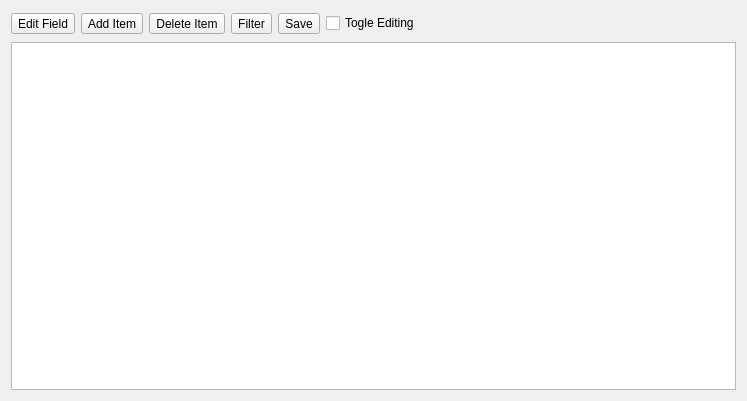
Old version of the form ui/raw/_attributesTable.ui in the repository yiguanxianyu/PiGIS.
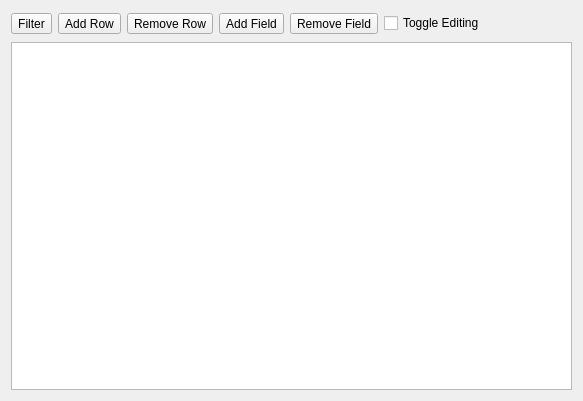
New version of the form.

What changed in the file:
```diff
--- a/ui/raw/_attributesTable.ui
+++ b/ui/raw/_attributesTable.ui
@@ -9,7 +9,7 @@
    <rect>
     <x>0</x>
     <y>0</y>
-    <width>747</width>
+    <width>583</width>
     <height>401</height>
    </rect>
   </property>
@@ -47,27 +47,6 @@
       <property name="bottomMargin">
        <number>0</number>
       </property>
-      <item>
-       <widget class="QToolButton" name="editFieldButton">
-        <property name="text">
-         <string>Edit Field</string>
-        </property>
-       </widget>
-      </item>
-      <item>
-       <widget class="QToolButton" name="addItemButton">
-        <property name="text">
-         <string>Add Item</string>
-        </property>
-       </widget>
-      </item>
-      <item>
-       <widget class="QToolButton" name="deleteItemButton">
-        <property name="text">
-         <string>Delete Item</string>
-        </property>
-       </widget>
-      </item>
       <item>
        <widget class="QToolButton" name="filterData">
         <property name="text">
@@ -78,7 +57,28 @@
       <item>
        <widget class="QToolButton" name="saveButton">
         <property name="text">
-         <string>Save</string>
+         <string>Add Row</string>
+        </property>
+       </widget>
+      </item>
+      <item>
+       <widget class="QToolButton" name="removeRowButton">
+        <property name="text">
+         <string>Remove Row</string>
+        </property>
+       </widget>
+      </item>
+      <item>
+       <widget class="QToolButton" name="addFieldButton">
+        <property name="text">
+         <string>Add Field</string>
+        </property>
+       </widget>
+      </item>
+      <item>
+       <widget class="QToolButton" name="removeFieldButton">
+        <property name="text">
+         <string>Remove Field</string>
         </property>
        </widget>
       </item>
@@ -88,7 +88,7 @@
          <enum>Qt::NoContextMenu</enum>
         </property>
         <property name="text">
-         <string>Togle Editing</string>
+         <string>Toggle Editing</string>
         </property>
        </widget>
       </item>
```
Left out of the diff: 83 changed lines with no effect on the pictures.
